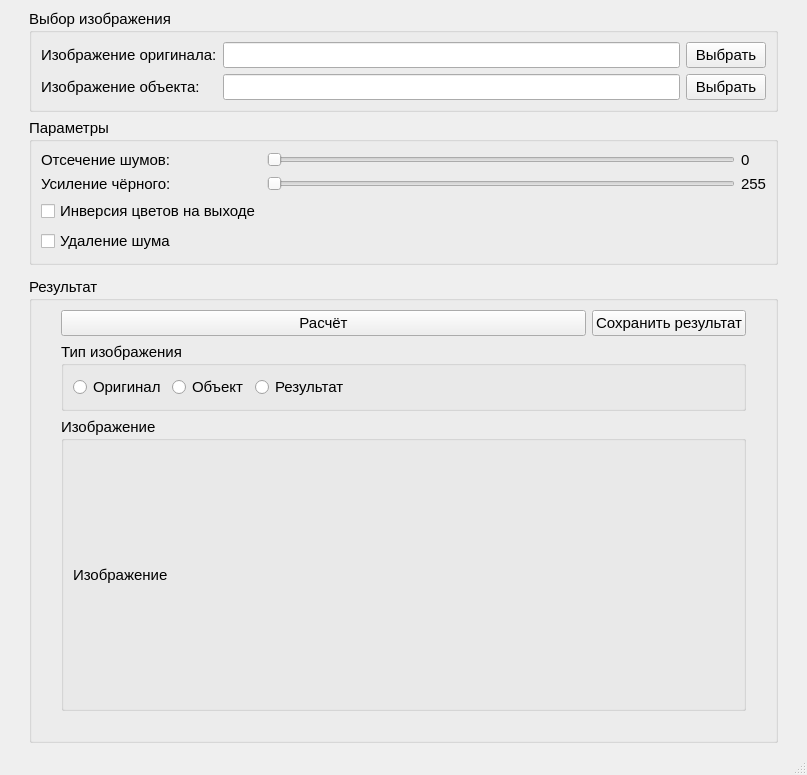
Qt form mainwindow.ui (AlexeyAleksandrov/ImageToGrayConverter) before a commit.
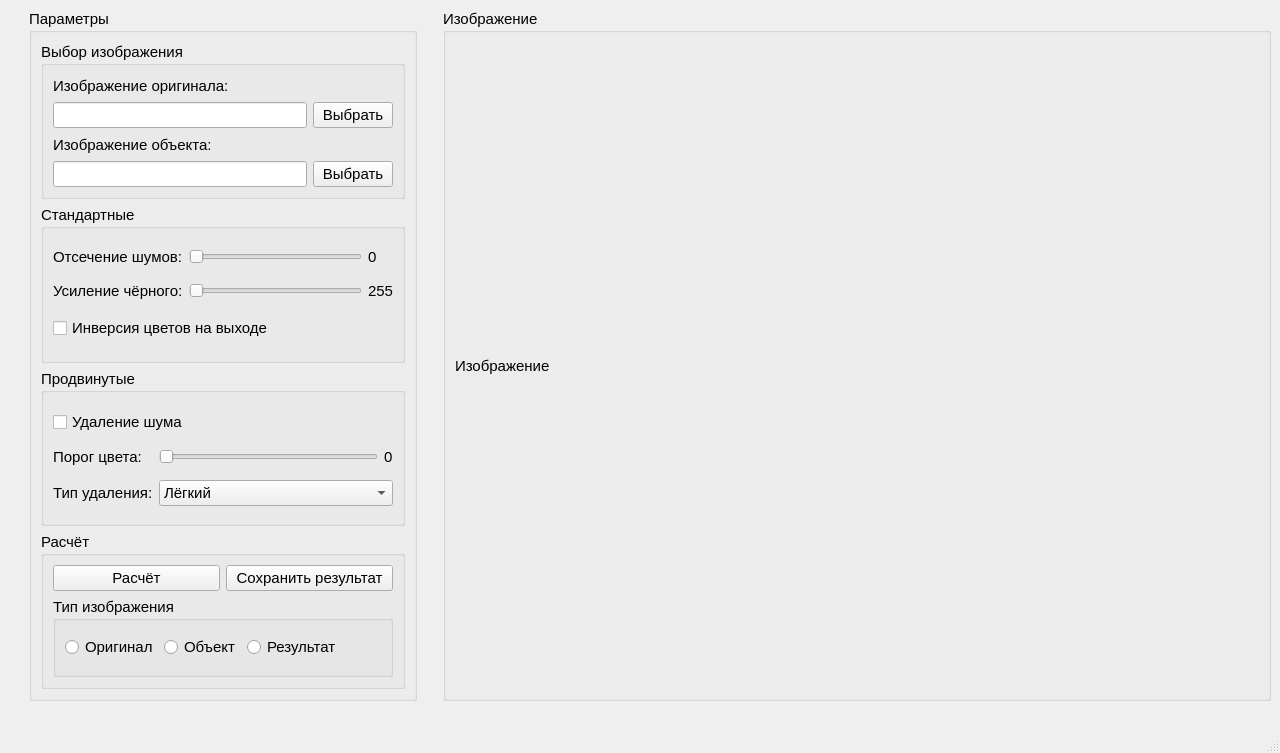
The same form after that commit.

Commit message: Добавлено продвинутое удаление шума

```diff
--- a/mainwindow.ui
+++ b/mainwindow.ui
@@ -6,8 +6,8 @@
    <rect>
     <x>0</x>
     <y>0</y>
-    <width>807</width>
-    <height>775</height>
+    <width>1280</width>
+    <height>753</height>
    </rect>
   </property>
   <property name="font">
@@ -20,7 +20,20 @@
   </property>
   <widget class="QWidget" name="centralwidget">
    <layout class="QGridLayout" name="gridLayout">
-    <item row="3" column="2">
+    <item row="1" column="0" rowspan="3">
+     <spacer name="verticalSpacer">
+      <property name="orientation">
+       <enum>Qt::Vertical</enum>
+      </property>
+      <property name="sizeHint" stdset="0">
+       <size>
+        <width>20</width>
+        <height>40</height>
+       </size>
+      </property>
+     </spacer>
+    </item>
+    <item row="3" column="3">
      <spacer name="verticalSpacer_4">
       <property name="orientation">
        <enum>Qt::Vertical</enum>
@@ -33,26 +46,103 @@
       </property>
      </spacer>
     </item>
-    <item row="3" column="1">
-     <widget class="QGroupBox" name="groupBox_results">
+    <item row="0" column="1" rowspan="4">
+     <widget class="QGroupBox" name="groupBox_2">
       <property name="title">
-       <string>Результат</string>
+       <string>Параметры</string>
       </property>
-      <layout class="QGridLayout" name="gridLayout_2">
-       <item row="2" column="0">
-        <spacer name="verticalSpacer_2">
+      <layout class="QGridLayout" name="gridLayout_7">
+       <item row="1" column="0" colspan="2">
+        <widget class="QGroupBox" name="groupBox">
+         <property name="title">
+          <string>Стандартные</string>
+         </property>
+         <layout class="QGridLayout" name="gridLayout_6">
+          <item row="2" column="0" colspan="2">
+           <widget class="QCheckBox" name="checkBox_colorInversion">
+            <property name="text">
+             <string>Инверсия цветов на выходе</string>
+            </property>
+           </widget>
+          </item>
+          <item row="1" column="2">
+           <widget class="QLabel" name="label_blackEnchancementValue">
+            <property name="text">
+             <string>255</string>
+            </property>
+           </widget>
+          </item>
+          <item row="0" column="0">
+           <widget class="QLabel" name="label_clippingNoise">
+            <property name="text">
+             <string>Отсечение шумов:</string>
+            </property>
+           </widget>
+          </item>
+          <item row="0" column="2">
+           <widget class="QLabel" name="label_clippingNoiseValue">
+            <property name="text">
+             <string>0</string>
+            </property>
+           </widget>
+          </item>
+          <item row="1" column="1">
+           <widget class="QSlider" name="horizontalSlider_blackEnchancementValue">
+            <property name="maximum">
+             <number>255</number>
+            </property>
+            <property name="value">
+             <number>0</number>
+            </property>
          <property name="orientation">
-          <enum>Qt::Vertical</enum>
-         </property>
-         <property name="sizeHint" stdset="0">
-          <size>
-           <width>20</width>
-           <height>40</height>
-          </size>
-         </property>
-        </spacer>
-       </item>
-       <item row="1" column="1" colspan="2">
+             <enum>Qt::Horizontal</enum>
+            </property>
+            <property name="invertedControls">
+             <bool>true</bool>
+            </property>
+           </widget>
+          </item>
+          <item row="0" column="1">
+           <widget class="QSlider" name="horizontalSlider_clippingNoiseValue">
+            <property name="maximum">
+             <number>255</number>
+            </property>
+            <property name="orientation">
+             <enum>Qt::Horizontal</enum>
+            </property>
+           </widget>
+          </item>
+          <item row="1" column="0">
+           <widget class="QLabel" name="label_blackEnchancement">
+            <property name="text">
+             <string>Усиление чёрного:</string>
+            </property>
+           </widget>
+          </item>
+         </layout>
+        </widget>
+       </item>
+       <item row="3" column="0" colspan="2">
+        <widget class="QGroupBox" name="groupBox_3">
+         <property name="title">
+          <string>Расчёт</string>
+         </property>
+         <layout class="QGridLayout" name="gridLayout_8">
+          <item row="0" column="1">
+           <widget class="QPushButton" name="pushButton_saveResult">
+            <property name="text">
+             <string>Сохранить результат</string>
+            </property>
+           </widget>
+          </item>
+          <item row="0" column="0">
+           <widget class="QPushButton" name="pushButton_calculate">
+            <property name="text">
+             <string>Расчёт</string>
+            </property>
+           </widget>
+          </item>
+          <item row="1" column="0" colspan="2">
         <widget class="QGroupBox" name="groupBox_imageTypes">
          <property name="title">
           <string>Тип изображения</string>
@@ -95,94 +185,105 @@
          </layout>
         </widget>
        </item>
-       <item row="2" column="1" colspan="2">
-        <widget class="QGroupBox" name="groupBox_imageDemo">
+         </layout>
+        </widget>
+       </item>
+       <item row="2" column="0" colspan="2">
+        <widget class="QGroupBox" name="groupBox_4">
          <property name="title">
-          <string>Изображение</string>
+          <string>Продвинутые</string>
          </property>
-         <layout class="QGridLayout" name="gridLayout_5">
-          <item row="0" column="0">
-           <widget class="QLabel" name="label_image">
-            <property name="sizePolicy">
-             <sizepolicy hsizetype="Minimum" vsizetype="Minimum">
-              <horstretch>0</horstretch>
-              <verstretch>0</verstretch>
-             </sizepolicy>
-            </property>
+         <layout class="QGridLayout" name="gridLayout_9">
+          <item row="3" column="0">
+           <widget class="QLabel" name="label_2">
             <property name="text">
-             <string>Изображение</string>
+             <string>Тип удаления:</string>
             </property>
            </widget>
           </item>
-         </layout>
-        </widget>
-       </item>
-       <item row="2" column="3">
-        <spacer name="verticalSpacer_3">
-         <property name="orientation">
-          <enum>Qt::Vertical</enum>
-         </property>
-         <property name="sizeHint" stdset="0">
-          <size>
-           <width>20</width>
-           <height>40</height>
-          </size>
-         </property>
-        </spacer>
-       </item>
-       <item row="3" column="1">
-        <spacer name="horizontalSpacer">
+          <item row="2" column="1">
+           <widget class="QSlider" name="horizontalSlider_deleteNoise">
+            <property name="maximum">
+             <number>255</number>
+            </property>
          <property name="orientation">
           <enum>Qt::Horizontal</enum>
          </property>
-         <property name="sizeHint" stdset="0">
-          <size>
-           <width>40</width>
-           <height>20</height>
-          </size>
-         </property>
-        </spacer>
-       </item>
-       <item row="0" column="1">
-        <widget class="QPushButton" name="pushButton_calculate">
+           </widget>
+          </item>
+          <item row="2" column="0">
+           <widget class="QLabel" name="label">
+            <property name="text">
+             <string>Порог цвета:</string>
+            </property>
+           </widget>
+          </item>
+          <item row="2" column="2">
+           <widget class="QLabel" name="label_deleteNoise_value">
          <property name="text">
-          <string>Расчёт</string>
+             <string>0</string>
          </property>
         </widget>
        </item>
-       <item row="0" column="2">
-        <widget class="QPushButton" name="pushButton_saveResult">
+          <item row="3" column="1" colspan="2">
+           <widget class="QComboBox" name="comboBox_deleteType">
+            <item>
          <property name="text">
-          <string>Сохранить результат</string>
+              <string>Лёгкий</string>
+             </property>
+            </item>
+            <item>
+             <property name="text">
+              <string>Средний</string>
+             </property>
+            </item>
+            <item>
+             <property name="text">
+              <string>Сильный</string>
+             </property>
+            </item>
+           </widget>
+          </item>
+          <item row="1" column="0" colspan="3">
+           <widget class="QCheckBox" name="checkBox_deleteNoise">
+            <property name="text">
+             <string>Удаление шума</string>
          </property>
         </widget>
        </item>
       </layout>
      </widget>
     </item>
-    <item row="0" column="1">
+       <item row="0" column="0" colspan="2">
      <widget class="QGroupBox" name="groupBox_choseFiles">
       <property name="title">
        <string>Выбор изображения</string>
       </property>
       <layout class="QGridLayout" name="gridLayout_3">
-       <item row="0" column="1">
-        <widget class="QLineEdit" name="lineEdit_imageOriginal">
+          <item row="2" column="0">
+           <widget class="QLabel" name="label_imageObject">
          <property name="text">
-          <string/>
-         </property>
-         <property name="readOnly">
-          <bool>true</bool>
+             <string>Изображение объекта:</string>
          </property>
         </widget>
        </item>
-       <item row="0" column="2">
+          <item row="1" column="2">
         <widget class="QPushButton" name="pushButton_choseImageOriginal">
          <property name="text">
           <string>Выбрать</string>
          </property>
         </widget>
        </item>
+          <item row="1" column="0">
+           <widget class="QLineEdit" name="lineEdit_imageOriginal">
+            <property name="text">
+             <string/>
+            </property>
+            <property name="readOnly">
+             <bool>true</bool>
+            </property>
+           </widget>
+          </item>
        <item row="0" column="0">
         <widget class="QLabel" name="label_imageOriginal">
          <property name="text">
@@ -190,14 +291,7 @@
          </property>
         </widget>
        </item>
-       <item row="1" column="0">
-        <widget class="QLabel" name="label_imageObject">
-         <property name="text">
-          <string>Изображение объекта:</string>
-         </property>
-        </widget>
-       </item>
-       <item row="1" column="1">
+          <item row="3" column="0">
         <widget class="QLineEdit" name="lineEdit_imageObject">
          <property name="text">
           <string/>
@@ -207,7 +301,7 @@
          </property>
         </widget>
        </item>
-       <item row="1" column="2">
+          <item row="3" column="2">
         <widget class="QPushButton" name="pushButton_choseImageObject">
          <property name="text">
           <string>Выбрать</string>
@@ -217,90 +311,38 @@
       </layout>
      </widget>
     </item>
-    <item row="1" column="0" rowspan="3">
-     <spacer name="verticalSpacer">
+      </layout>
+     </widget>
+    </item>
+    <item row="4" column="4">
+     <spacer name="horizontalSpacer">
       <property name="orientation">
-       <enum>Qt::Vertical</enum>
+       <enum>Qt::Horizontal</enum>
       </property>
       <property name="sizeHint" stdset="0">
        <size>
-        <width>20</width>
-        <height>40</height>
+        <width>40</width>
+        <height>20</height>
        </size>
       </property>
      </spacer>
     </item>
-    <item row="1" column="1">
-     <widget class="QGroupBox" name="groupBox">
+    <item row="0" column="4" rowspan="4">
+     <widget class="QGroupBox" name="groupBox_imageDemo">
       <property name="title">
-       <string>Параметры</string>
+       <string>Изображение</string>
       </property>
-      <layout class="QGridLayout" name="gridLayout_6">
-       <item row="1" column="2">
-        <widget class="QLabel" name="label_blackEnchancementValue">
-         <property name="text">
-          <string>255</string>
-         </property>
-        </widget>
-       </item>
-       <item row="1" column="0">
-        <widget class="QLabel" name="label_blackEnchancement">
-         <property name="text">
-          <string>Усиление чёрного:</string>
-         </property>
-        </widget>
-       </item>
+      <layout class="QGridLayout" name="gridLayout_5">
        <item row="0" column="0">
-        <widget class="QLabel" name="label_clippingNoise">
-         <property name="text">
-          <string>Отсечение шумов:</string>
+        <widget class="QLabel" name="label_image">
+         <property name="sizePolicy">
+          <sizepolicy hsizetype="Minimum" vsizetype="Minimum">
+           <horstretch>0</horstretch>
+           <verstretch>0</verstretch>
+          </sizepolicy>
          </property>
-        </widget>
-       </item>
-       <item row="0" column="2">
-        <widget class="QLabel" name="label_clippingNoiseValue">
          <property name="text">
-          <string>0</string>
-         </property>
-        </widget>
-       </item>
-       <item row="1" column="1">
-        <widget class="QSlider" name="horizontalSlider_blackEnchancementValue">
-         <property name="maximum">
-          <number>255</number>
-         </property>
-         <property name="value">
-          <number>0</number>
-         </property>
-         <property name="orientation">
-          <enum>Qt::Horizontal</enum>
-         </property>
-         <property name="invertedControls">
-          <bool>true</bool>
-         </property>
-        </widget>
-       </item>
-       <item row="3" column="0">
-        <widget class="QCheckBox" name="checkBox_deleteNoise">
-         <property name="text">
-          <string>Удаление шума</string>
-         </property>
-        </widget>
-       </item>
-       <item row="0" column="1">
-        <widget class="QSlider" name="horizontalSlider_clippingNoiseValue">
-         <property name="maximum">
-          <number>255</number>
-         </property>
-         <property name="orientation">
-          <enum>Qt::Horizontal</enum>
-         </property>
-        </widget>
-       </item>
-       <item row="2" column="0">
-        <widget class="QCheckBox" name="checkBox_colorInversion">
-         <property name="text">
-          <string>Инверсия цветов на выходе</string>
+          <string>Изображение</string>
          </property>
         </widget>
        </item>
@@ -314,7 +356,7 @@
     <rect>
      <x>0</x>
      <y>0</y>
-     <width>807</width>
+     <width>1280</width>
      <height>26</height>
     </rect>
    </property>
```
Lines whose indentation alone changed are shown as unchanged. The commit also changes 4 other files.
